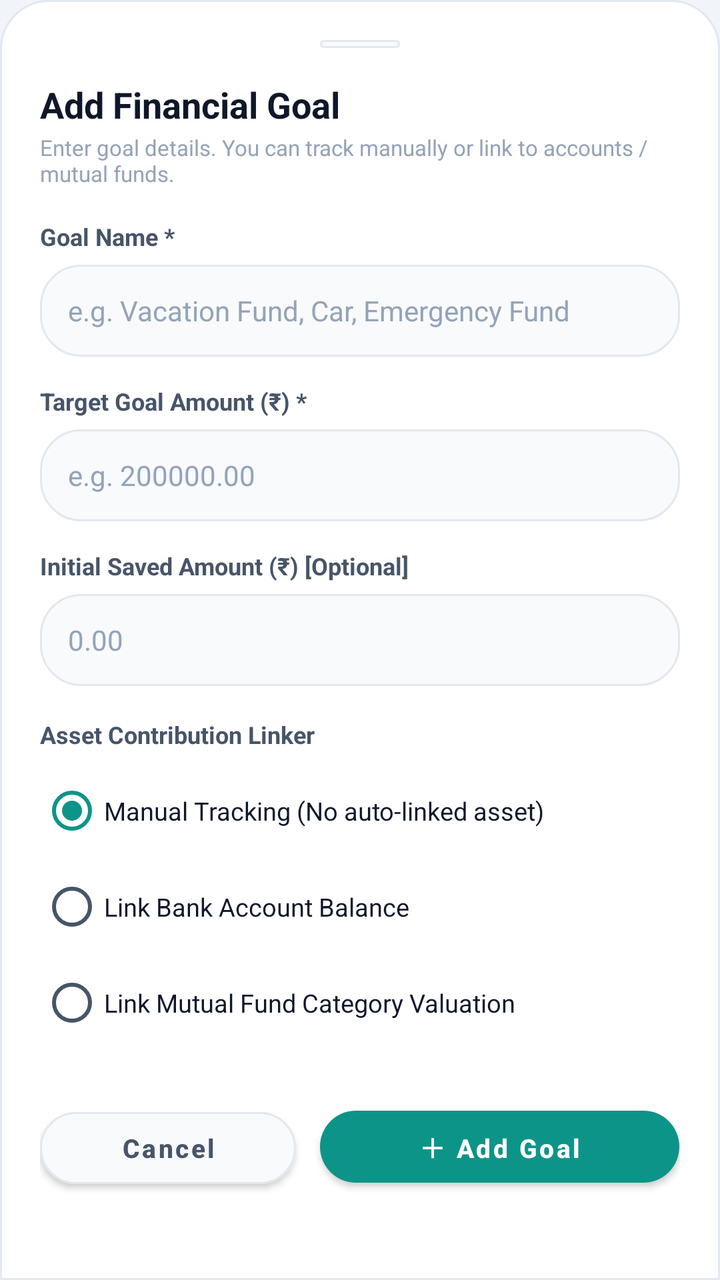
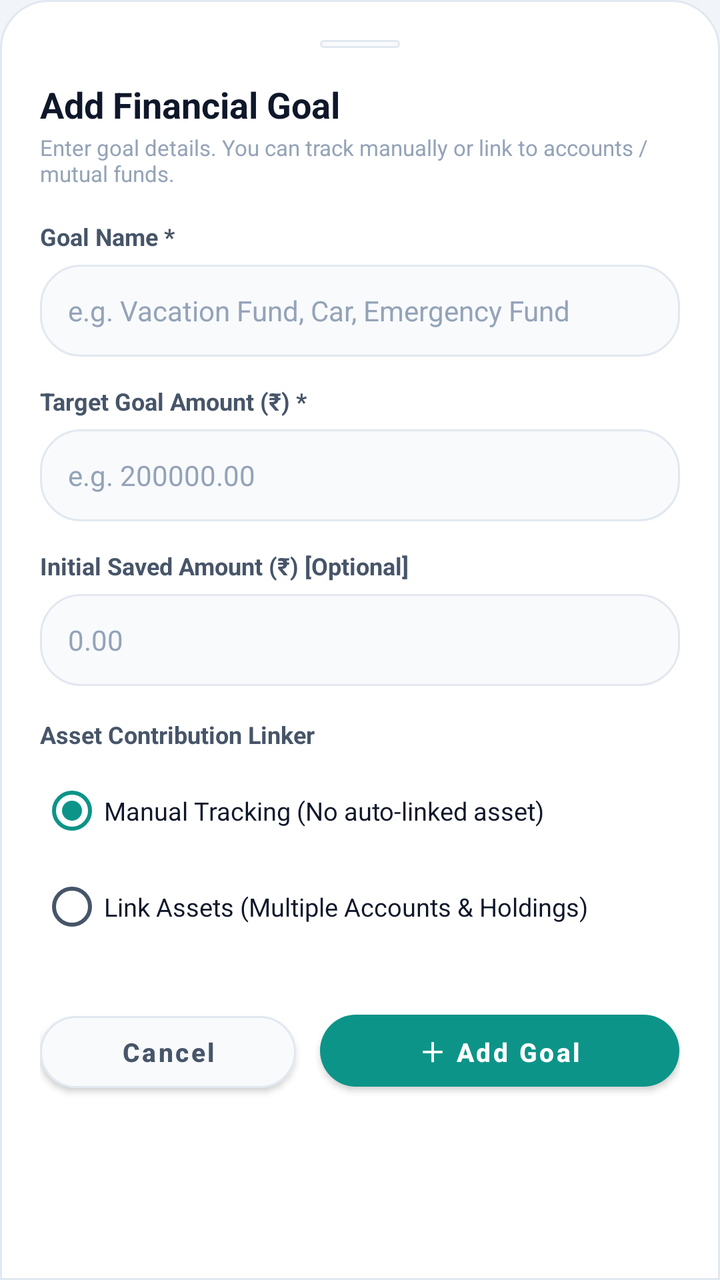

Before-and-after screenshots of an Android layout around one commit, followed by the original layout XML and the change that was made.
<!-- AndroidManifest.xml: application theme AppTheme -->
<!-- res/layout/dialog_add_goal.xml -->
<?xml version="1.0" encoding="utf-8"?>
<androidx.core.widget.NestedScrollView
    xmlns:android="http://schemas.android.com/apk/res/android"
    xmlns:app="http://schemas.android.com/apk/res-auto"
    android:layout_width="match_parent"
    android:layout_height="wrap_content"
    android:background="@drawable/bg_bottom_sheet"
    android:fillViewport="true">

    <LinearLayout
        android:layout_width="match_parent"
        android:layout_height="wrap_content"
        android:orientation="vertical"
        android:padding="20dp">

        
        <View
            android:layout_width="40dp"
            android:layout_height="4dp"
            android:layout_gravity="center_horizontal"
            android:layout_marginBottom="16dp"
            android:background="@drawable/bg_pill_dark" />

        <TextView
            android:layout_width="wrap_content"
            android:layout_height="wrap_content"
            android:text="Add Financial Goal"
            android:textColor="@color/text_primary"
            android:textSize="18sp"
            android:textStyle="bold" />

        <TextView
            android:layout_width="wrap_content"
            android:layout_height="wrap_content"
            android:layout_marginTop="2dp"
            android:text="Enter goal details. You can track manually or link to accounts / mutual funds."
            android:textColor="@color/text_muted"
            android:textSize="11sp" />

        
        <TextView
            android:layout_width="wrap_content"
            android:layout_height="wrap_content"
            android:layout_marginTop="16dp"
            android:text="Goal Name *"
            android:textColor="@color/text_secondary"
            android:textSize="12sp"
            android:textStyle="bold" />

        <EditText
            android:id="@+id/etGoalName"
            android:layout_width="match_parent"
            android:layout_height="46dp"
            android:layout_marginTop="6dp"
            android:background="@drawable/bg_pill_dark"
            android:hint="e.g. Vacation Fund, Car, Emergency Fund"
            android:textColorHint="@color/text_muted"
            android:textColor="@color/text_primary"
            android:inputType="textCapWords"
            android:imeOptions="actionNext"
            android:textSize="14sp"
            android:paddingStart="14dp"
            android:paddingEnd="14dp" />

        
        <TextView
            android:layout_width="wrap_content"
            android:layout_height="wrap_content"
            android:layout_marginTop="14dp"
            android:text="Target Goal Amount (₹) *"
            android:textColor="@color/text_secondary"
            android:textSize="12sp"
            android:textStyle="bold" />

        <EditText
            android:id="@+id/etGoalTargetAmount"
            android:layout_width="match_parent"
            android:layout_height="46dp"
            android:layout_marginTop="6dp"
            android:background="@drawable/bg_pill_dark"
            android:hint="e.g. 200000.00"
            android:textColorHint="@color/text_muted"
            android:textColor="@color/text_primary"
            android:textSize="14sp"
            android:inputType="numberDecimal"
            android:imeOptions="actionNext"
            android:paddingStart="14dp"
            android:paddingEnd="14dp" />

        
        <TextView
            android:layout_width="wrap_content"
            android:layout_height="wrap_content"
            android:layout_marginTop="14dp"
            android:text="Initial Saved Amount (₹) [Optional]"
            android:textColor="@color/text_secondary"
            android:textSize="12sp"
            android:textStyle="bold" />

        <EditText
            android:id="@+id/etGoalCurrentAmount"
            android:layout_width="match_parent"
            android:layout_height="46dp"
            android:layout_marginTop="6dp"
            android:background="@drawable/bg_pill_dark"
            android:hint="0.00"
            android:textColorHint="@color/text_muted"
            android:textColor="@color/text_primary"
            android:textSize="14sp"
            android:inputType="numberDecimal"
            android:imeOptions="actionDone"
            android:paddingStart="14dp"
            android:paddingEnd="14dp" />

        
        <TextView
            android:layout_width="wrap_content"
            android:layout_height="wrap_content"
            android:layout_marginTop="16dp"
            android:text="Asset Contribution Linker"
            android:textColor="@color/text_secondary"
            android:textSize="12sp"
            android:textStyle="bold" />

        <RadioGroup
            android:id="@+id/rgGoalLinkType"
            android:layout_width="match_parent"
            android:layout_height="wrap_content"
            android:layout_marginTop="6dp"
            android:orientation="vertical">

            <RadioButton
                android:id="@+id/rbLinkNone"
                android:layout_width="match_parent"
                android:layout_height="wrap_content"
                android:text="Manual Tracking (No auto-linked asset)"
                android:checked="true"
                android:textColor="@color/text_primary"
                android:textSize="12.5sp" />

            <RadioButton
                android:id="@+id/rbLinkAccount"
                android:layout_width="match_parent"
                android:layout_height="wrap_content"
                android:text="Link Bank Account Balance"
                android:textColor="@color/text_primary"
                android:textSize="12.5sp" />

            <RadioButton
                android:id="@+id/rbLinkMutualFund"
                android:layout_width="match_parent"
                android:layout_height="wrap_content"
                android:text="Link Mutual Fund Category Valuation"
                android:textColor="@color/text_primary"
                android:textSize="12.5sp" />
        </RadioGroup>

        
        <LinearLayout
            android:id="@+id/layoutLinkAccount"
            android:layout_width="match_parent"
            android:layout_height="wrap_content"
            android:layout_marginTop="8dp"
            android:orientation="vertical"
            android:background="@drawable/bg_pill_dark"
            android:padding="12dp"
            android:visibility="gone">

            <TextView
                android:layout_width="wrap_content"
                android:layout_height="wrap_content"
                android:text="Choose Bank Account"
                android:textColor="@color/text_secondary"
                android:textSize="11.5sp"
                android:textStyle="bold" />

            <Spinner
                android:id="@+id/spGoalAccount"
                android:layout_width="match_parent"
                android:layout_height="44dp"
                android:layout_marginTop="4dp"
                android:background="@drawable/bg_spinner_dark"
                android:popupBackground="@color/bg_card_secondary"
                android:dropDownVerticalOffset="4dp" />

            <TextView
                android:layout_width="wrap_content"
                android:layout_height="wrap_content"
                android:layout_marginTop="8dp"
                android:text="Allocation Percentage (%)"
                android:textColor="@color/text_secondary"
                android:textSize="11.5sp"
                android:textStyle="bold" />

            <EditText
                android:id="@+id/etGoalAccountPercent"
                android:layout_width="match_parent"
                android:layout_height="44dp"
                android:layout_marginTop="4dp"
                android:background="@drawable/bg_card"
                android:hint="100"
                android:text="100"
                android:textColorHint="@color/text_muted"
                android:textColor="@color/text_primary"
                android:textSize="13sp"
                android:inputType="numberDecimal"
                android:paddingStart="12dp"
                android:paddingEnd="12dp" />

            <TextView
                android:id="@+id/tvAccountAllocationInfo"
                android:layout_width="match_parent"
                android:layout_height="wrap_content"
                android:layout_marginTop="5dp"
                android:text="Available to allocate: 100%"
                android:textColor="@color/green_mint"
                android:textSize="11sp" />
        </LinearLayout>

        
        <LinearLayout
            android:id="@+id/layoutLinkMutualFund"
            android:layout_width="match_parent"
            android:layout_height="wrap_content"
            android:layout_marginTop="8dp"
            android:orientation="vertical"
            android:background="@drawable/bg_pill_dark"
            android:padding="12dp"
            android:visibility="gone">

            <TextView
                android:layout_width="wrap_content"
                android:layout_height="wrap_content"
                android:text="Choose Mutual Fund Sub-Category / Type"
                android:textColor="@color/text_secondary"
                android:textSize="11.5sp"
                android:textStyle="bold" />

            <Spinner
                android:id="@+id/spGoalMfType"
                android:layout_width="match_parent"
                android:layout_height="44dp"
                android:layout_marginTop="4dp"
                android:background="@drawable/bg_spinner_dark"
                android:popupBackground="@color/bg_card_secondary"
                android:dropDownVerticalOffset="4dp" />

            <TextView
                android:layout_width="wrap_content"
                android:layout_height="wrap_content"
                android:layout_marginTop="8dp"
                android:text="Allocation Percentage (%)"
                android:textColor="@color/text_secondary"
                android:textSize="11.5sp"
                android:textStyle="bold" />

            <EditText
                android:id="@+id/etGoalMfPercent"
                android:layout_width="match_parent"
                android:layout_height="44dp"
                android:layout_marginTop="4dp"
                android:background="@drawable/bg_card"
                android:hint="100"
                android:text="100"
                android:textColorHint="@color/text_muted"
                android:textColor="@color/text_primary"
                android:textSize="13sp"
                android:inputType="numberDecimal"
                android:paddingStart="12dp"
                android:paddingEnd="12dp" />

            <TextView
                android:id="@+id/tvMfAllocationInfo"
                android:layout_width="match_parent"
                android:layout_height="wrap_content"
                android:layout_marginTop="5dp"
                android:text="Available to allocate: 100%"
                android:textColor="@color/green_mint"
                android:textSize="11sp" />
        </LinearLayout>

        
        <LinearLayout
            android:layout_width="match_parent"
            android:layout_height="wrap_content"
            android:layout_marginTop="24dp"
            android:orientation="horizontal">

            <com.google.android.material.button.MaterialButton
                android:id="@+id/btnCancelGoal"
                android:layout_width="0dp"
                android:layout_weight="1"
                android:layout_height="48dp"
                android:layout_marginEnd="6dp"
                app:cornerRadius="24dp"
                app:backgroundTint="@color/bg_card_secondary"
                app:strokeColor="@color/border_dark"
                app:strokeWidth="1dp"
                android:text="Cancel"
                android:textColor="@color/text_secondary"
                android:textSize="13sp"
                android:textStyle="bold"
                android:textAllCaps="false" />

            <com.google.android.material.button.MaterialButton
                android:id="@+id/btnSubmitGoal"
                android:layout_width="0dp"
                android:layout_weight="1.4"
                android:layout_height="48dp"
                android:layout_marginStart="6dp"
                app:cornerRadius="24dp"
                app:backgroundTint="@color/colorPrimary"
                android:text="＋ Add Goal"
                android:textColor="@color/text_on_primary"
                android:textSize="13sp"
                android:textStyle="bold"
                android:textAllCaps="false" />
        </LinearLayout>

    </LinearLayout>
</androidx.core.widget.NestedScrollView>
<!-- resources referenced by this layout -->
<resources>
  <color name="bg_card_secondary">#F8FAFC</color>
  <color name="border_dark">#E2E8F0</color>
  <color name="colorPrimary">#0D9488</color>
  <color name="green_mint">#047857</color>
  <color name="text_muted">#94A3B8</color>
  <color name="text_on_primary">#FFFFFF</color>
  <color name="text_primary">#0F172A</color>
  <color name="text_secondary">#475569</color>
  <!-- drawable bg_bottom_sheet (drawable) -->
  <?xml version="1.0" encoding="utf-8"?>
  <shape xmlns:android="http://schemas.android.com/apk/res/android"
      android:shape="rectangle">
      <solid android:color="@color/bg_card" />
      <corners
          android:topLeftRadius="24dp"
          android:topRightRadius="24dp"
          android:bottomLeftRadius="0dp"
          android:bottomRightRadius="0dp" />
      <stroke
          android:width="1dp"
          android:color="@color/border_dark" />
  </shape>
  <!-- drawable bg_card (drawable) -->
  <?xml version="1.0" encoding="utf-8"?>
  <shape xmlns:android="http://schemas.android.com/apk/res/android"
      android:shape="rectangle">
      <solid android:color="@color/bg_card" />
      <corners android:radius="14dp" />
      <stroke
          android:width="1dp"
          android:color="@color/border_dark" />
  </shape>
  <!-- drawable bg_pill_dark (drawable) -->
  <?xml version="1.0" encoding="utf-8"?>
  <shape xmlns:android="http://schemas.android.com/apk/res/android"
      android:shape="rectangle">
      <solid android:color="@color/bg_card_secondary" />
      <corners android:radius="20dp" />
      <stroke
          android:width="1dp"
          android:color="@color/border_dark" />
  </shape>
  <!-- drawable bg_spinner_dark (drawable) -->
  <?xml version="1.0" encoding="utf-8"?>
  <layer-list xmlns:android="http://schemas.android.com/apk/res/android">
      <item>
          <shape android:shape="rectangle">
              <solid android:color="@color/bg_card_secondary" />
              <corners android:radius="14dp" />
              <stroke
                  android:width="1dp"
                  android:color="@color/border_dark" />
          </shape>
      </item>
      <item
          android:drawable="@drawable/ic_chevron_down"
          android:gravity="end|center_vertical"
          android:right="12dp" />
  </layer-list>
  <color name="bg_card">#FFFFFF</color>
  <!-- drawable ic_chevron_down (drawable) -->
  <?xml version="1.0" encoding="utf-8"?>
  <vector xmlns:android="http://schemas.android.com/apk/res/android"
      android:width="20dp"
      android:height="20dp"
      android:viewportWidth="24"
      android:viewportHeight="24">
      <path
          android:fillColor="@color/green_mint"
          android:pathData="M7.41,8.59L12,13.17l4.59,-4.58L18,10l-6,6 -6,-6 1.41,-1.41z"/>
  </vector>
  <color name="colorPrimaryDark">#E2E8F0</color>
  <color name="colorAccent">#0D9488</color>
  <color name="bg_dark">#F1F5F9</color>
  <color name="nav_bottom_bg">#FFFFFF</color>
  <style name="FinMngrBottomSheetDialogTheme" parent="ThemeOverlay.MaterialComponents.BottomSheetDialog">
          <item name="bottomSheetStyle">@style/FinMngrBottomSheetModal</item>
          <item name="android:windowBackground">@android:color/transparent</item>
          <item name="android:colorBackground">@android:color/transparent</item>
          <item name="android:windowIsFloating">false</item>
      </style>
  <style name="FinMngrBottomSheetModal" parent="Widget.MaterialComponents.BottomSheet.Modal">
          <item name="android:background">@android:color/transparent</item>
          <item name="android:backgroundTint">@android:color/transparent</item>
          <item name="backgroundTint">@android:color/transparent</item>
          <item name="shapeAppearance">@null</item>
          <item name="shapeAppearanceOverlay">@null</item>
      </style>
  <!-- unchanged entries left out for length: 1 -->
</resources>

<!-- the commit's change to res/layout/dialog_add_goal.xml (unified diff, before → after) -->
@@ -139,144 +139,124 @@
                 android:textSize="12.5sp" />
 
             <RadioButton
-                android:id="@+id/rbLinkAccount"
-                android:layout_width="match_parent"
-                android:layout_height="wrap_content"
-                android:text="Link Bank Account Balance"
-                android:textColor="@color/text_primary"
-                android:textSize="12.5sp" />
-
-            <RadioButton
-                android:id="@+id/rbLinkMutualFund"
-                android:layout_width="match_parent"
-                android:layout_height="wrap_content"
-                android:text="Link Mutual Fund Category Valuation"
+                android:id="@+id/rbLinkAssets"
+                android:layout_width="match_parent"
+                android:layout_height="wrap_content"
+                android:text="Link Assets (Multiple Accounts &amp; Holdings)"
                 android:textColor="@color/text_primary"
                 android:textSize="12.5sp" />
         </RadioGroup>
 
         
         <LinearLayout
-            android:id="@+id/layoutLinkAccount"
-            android:layout_width="match_parent"
-            android:layout_height="wrap_content"
-            android:layout_marginTop="8dp"
+            android:id="@+id/layoutLinkedAssetsContainer"
+            android:layout_width="match_parent"
+            android:layout_height="wrap_content"
+            android:layout_marginTop="10dp"
             android:orientation="vertical"
-            android:background="@drawable/bg_pill_dark"
-            android:padding="12dp"
             android:visibility="gone">
 
+            
+            <LinearLayout
+                android:layout_width="match_parent"
+                android:layout_height="wrap_content"
+                android:orientation="horizontal"
+                android:gravity="center_vertical"
+                android:layout_marginBottom="6dp">
+
+                <TextView
+                    android:layout_width="0dp"
+                    android:layout_height="wrap_content"
+                    android:layout_weight="1"
+                    android:text="🏦 Linked Bank Accounts"
+                    android:textColor="@color/text_primary"
+                    android:textSize="12.5sp"
+                    android:textStyle="bold" />
+
+                <TextView
+                    android:id="@+id/btnAddAccountRow"
+                    android:layout_width="wrap_content"
+                    android:layout_height="wrap_content"
+                    android:text="＋ Add Account"
+                    android:textColor="@color/green_mint"
+                    android:textSize="11sp"
+                    android:textStyle="bold"
+                    android:background="@drawable/bg_chip_green"
+                    android:paddingStart="10dp"
+                    android:paddingEnd="10dp"
+                    android:paddingTop="5dp"
+                    android:paddingBottom="5dp"
+                    android:clickable="true"
+                    android:focusable="true" />
+            </LinearLayout>
+
+            <LinearLayout
+                android:id="@+id/layoutAccountsContainer"
+                android:layout_width="match_parent"
+                android:layout_height="wrap_content"
+                android:orientation="vertical" />
+
             <TextView
-                android:layout_width="wrap_content"
-                android:layout_height="wrap_content"
-                android:text="Choose Bank Account"
-                android:textColor="@color/text_secondary"
-                android:textSize="11.5sp"
-                android:textStyle="bold" />
-
-            <Spinner
-                android:id="@+id/spGoalAccount"
-                android:layout_width="match_parent"
-                android:layout_height="44dp"
-                android:layout_marginTop="4dp"
-                android:background="@drawable/bg_spinner_dark"
-                android:popupBackground="@color/bg_card_secondary"
-                android:dropDownVerticalOffset="4dp" />
+                android:id="@+id/tvEmptyAccounts"
+                android:layout_width="match_parent"
+                android:layout_height="wrap_content"
+                android:text="No bank accounts linked. Tap '＋ Add Account' to link one."
+                android:textColor="@color/text_muted"
+                android:textSize="11sp"
+                android:layout_marginBottom="10dp"
+                android:visibility="gone" />
+
+            
+            <LinearLayout
+                android:layout_width="match_parent"
+                android:layout_height="wrap_content"
+                android:orientation="horizontal"
+                android:gravity="center_vertical"
+                android:layout_marginTop="12dp"
+                android:layout_marginBottom="6dp">
+
+                <TextView
+                    android:layout_width="0dp"
+                    android:layout_height="wrap_content"
+                    android:layout_weight="1"
+                    android:text="📈 Linked Mutual Funds / Holdings"
+                    android:textColor="@color/text_primary"
+                    android:textSize="12.5sp"
+                    android:textStyle="bold" />
+
+                <TextView
+                    android:id="@+id/btnAddMfRow"
+                    android:layout_width="wrap_content"
+                    android:layout_height="wrap_content"
+                    android:text="＋ Add Holding"
+                    android:textColor="@color/green_mint"
+                    android:textSize="11sp"
+                    android:textStyle="bold"
+                    android:background="@drawable/bg_chip_green"
+                    android:paddingStart="10dp"
+                    android:paddingEnd="10dp"
+                    android:paddingTop="5dp"
+                    android:paddingBottom="5dp"
+                    android:clickable="true"
+                    android:focusable="true" />
+            </LinearLayout>
+
+            <LinearLayout
+                android:id="@+id/layoutMfContainer"
+                android:layout_width="match_parent"
+                android:layout_height="wrap_content"
+                android:orientation="vertical" />
 
             <TextView
-                android:layout_width="wrap_content"
-                android:layout_height="wrap_content"
-                android:layout_marginTop="8dp"
-                android:text="Allocation Percentage (%)"
-                android:textColor="@color/text_secondary"
-                android:textSize="11.5sp"
-                android:textStyle="bold" />
-
-            <EditText
-                android:id="@+id/etGoalAccountPercent"
-                android:layout_width="match_parent"
-                android:layout_height="44dp"
-                android:layout_marginTop="4dp"
-                android:background="@drawable/bg_card"
-                android:hint="100"
-                android:text="100"
-                android:textColorHint="@color/text_muted"
-                android:textColor="@color/text_primary"
-                android:textSize="13sp"
-                android:inputType="numberDecimal"
-                android:paddingStart="12dp"
-                android:paddingEnd="12dp" />
-
-            <TextView
-                android:id="@+id/tvAccountAllocationInfo"
-                android:layout_width="match_parent"
-                android:layout_height="wrap_content"
-                android:layout_marginTop="5dp"
-                android:text="Available to allocate: 100%"
-                android:textColor="@color/green_mint"
-                android:textSize="11sp" />
-        </LinearLayout>
-
-        
-        <LinearLayout
-            android:id="@+id/layoutLinkMutualFund"
-            android:layout_width="match_parent"
-            android:layout_height="wrap_content"
-            android:layout_marginTop="8dp"
-            android:orientation="vertical"
-            android:background="@drawable/bg_pill_dark"
-            android:padding="12dp"
-            android:visibility="gone">
-
-            <TextView
-                android:layout_width="wrap_content"
-                android:layout_height="wrap_content"
-                android:text="Choose Mutual Fund Sub-Category / Type"
-                android:textColor="@color/text_secondary"
-                android:textSize="11.5sp"
-                android:textStyle="bold" />
-
-            <Spinner
-                android:id="@+id/spGoalMfType"
-                android:layout_width="match_parent"
-                android:layout_height="44dp"
-                android:layout_marginTop="4dp"
-                android:background="@drawable/bg_spinner_dark"
-                android:popupBackground="@color/bg_card_secondary"
-                android:dropDownVerticalOffset="4dp" />
-
-            <TextView
-                android:layout_width="wrap_content"
-                android:layout_height="wrap_content"
-                android:layout_marginTop="8dp"
-                android:text="Allocation Percentage (%)"
-                android:textColor="@color/text_secondary"
-                android:textSize="11.5sp"
-                android:textStyle="bold" />
-
-            <EditText
-                android:id="@+id/etGoalMfPercent"
-                android:layout_width="match_parent"
-                android:layout_height="44dp"
-                android:layout_marginTop="4dp"
-                android:background="@drawable/bg_card"
-                android:hint="100"
-                android:text="100"
-                android:textColorHint="@color/text_muted"
-                android:textColor="@color/text_primary"
-                android:textSize="13sp"
-                android:inputType="numberDecimal"
-                android:paddingStart="12dp"
-                android:paddingEnd="12dp" />
-
-            <TextView
-                android:id="@+id/tvMfAllocationInfo"
-                android:layout_width="match_parent"
-                android:layout_height="wrap_content"
-                android:layout_marginTop="5dp"
-                android:text="Available to allocate: 100%"
-                android:textColor="@color/green_mint"
-                android:textSize="11sp" />
+                android:id="@+id/tvEmptyMf"
+                android:layout_width="match_parent"
+                android:layout_height="wrap_content"
+                android:text="No mutual fund holdings linked. Tap '＋ Add Holding' to link one."
+                android:textColor="@color/text_muted"
+                android:textSize="11sp"
+                android:layout_marginBottom="10dp"
+                android:visibility="gone" />
+
         </LinearLayout>
 
         
<!-- resource entries referenced after the edit -->
@@ -22,15 +22,15 @@
           android:width="1dp"
           android:color="@color/border_dark" />
   </shape>
-  <!-- drawable bg_card (drawable) -->
+  <!-- drawable bg_chip_green (drawable) -->
   <?xml version="1.0" encoding="utf-8"?>
   <shape xmlns:android="http://schemas.android.com/apk/res/android"
       android:shape="rectangle">
-      <solid android:color="@color/bg_card" />
-      <corners android:radius="14dp" />
+      <solid android:color="@color/green_bg" />
+      <corners android:radius="12dp" />
       <stroke
           android:width="1dp"
-          android:color="@color/border_dark" />
+          android:color="@color/green_emerald" />
   </shape>
   <!-- drawable bg_pill_dark (drawable) -->
   <?xml version="1.0" encoding="utf-8"?>
@@ -42,35 +42,9 @@
           android:width="1dp"
           android:color="@color/border_dark" />
   </shape>
-  <!-- drawable bg_spinner_dark (drawable) -->
-  <?xml version="1.0" encoding="utf-8"?>
-  <layer-list xmlns:android="http://schemas.android.com/apk/res/android">
-      <item>
-          <shape android:shape="rectangle">
-              <solid android:color="@color/bg_card_secondary" />
-              <corners android:radius="14dp" />
-              <stroke
-                  android:width="1dp"
-                  android:color="@color/border_dark" />
-          </shape>
-      </item>
-      <item
-          android:drawable="@drawable/ic_chevron_down"
-          android:gravity="end|center_vertical"
-          android:right="12dp" />
-  </layer-list>
   <color name="bg_card">#FFFFFF</color>
-  <!-- drawable ic_chevron_down (drawable) -->
-  <?xml version="1.0" encoding="utf-8"?>
-  <vector xmlns:android="http://schemas.android.com/apk/res/android"
-      android:width="20dp"
-      android:height="20dp"
-      android:viewportWidth="24"
-      android:viewportHeight="24">
-      <path
-          android:fillColor="@color/green_mint"
-          android:pathData="M7.41,8.59L12,13.17l4.59,-4.58L18,10l-6,6 -6,-6 1.41,-1.41z"/>
-  </vector>
+  <color name="green_bg">#ECFDF5</color>
+  <color name="green_emerald">#059669</color>
   <color name="colorPrimaryDark">#E2E8F0</color>
   <color name="colorAccent">#0D9488</color>
   <color name="bg_dark">#F1F5F9</color>
